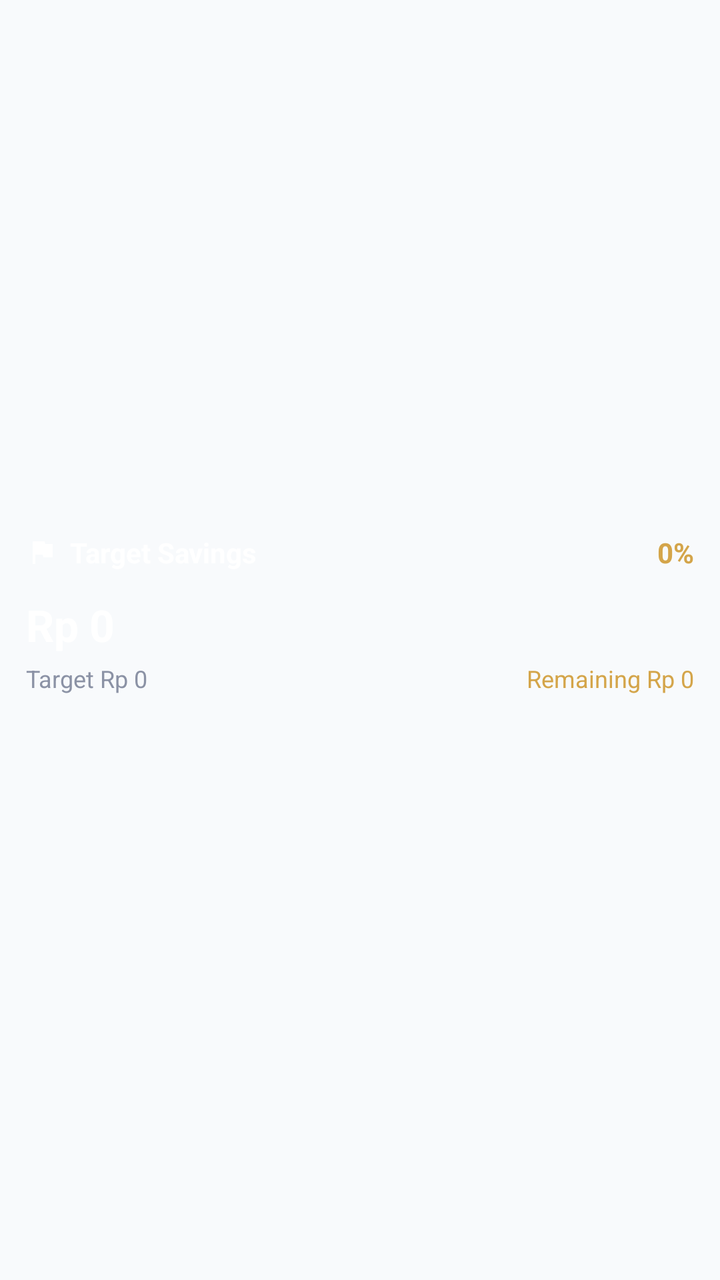
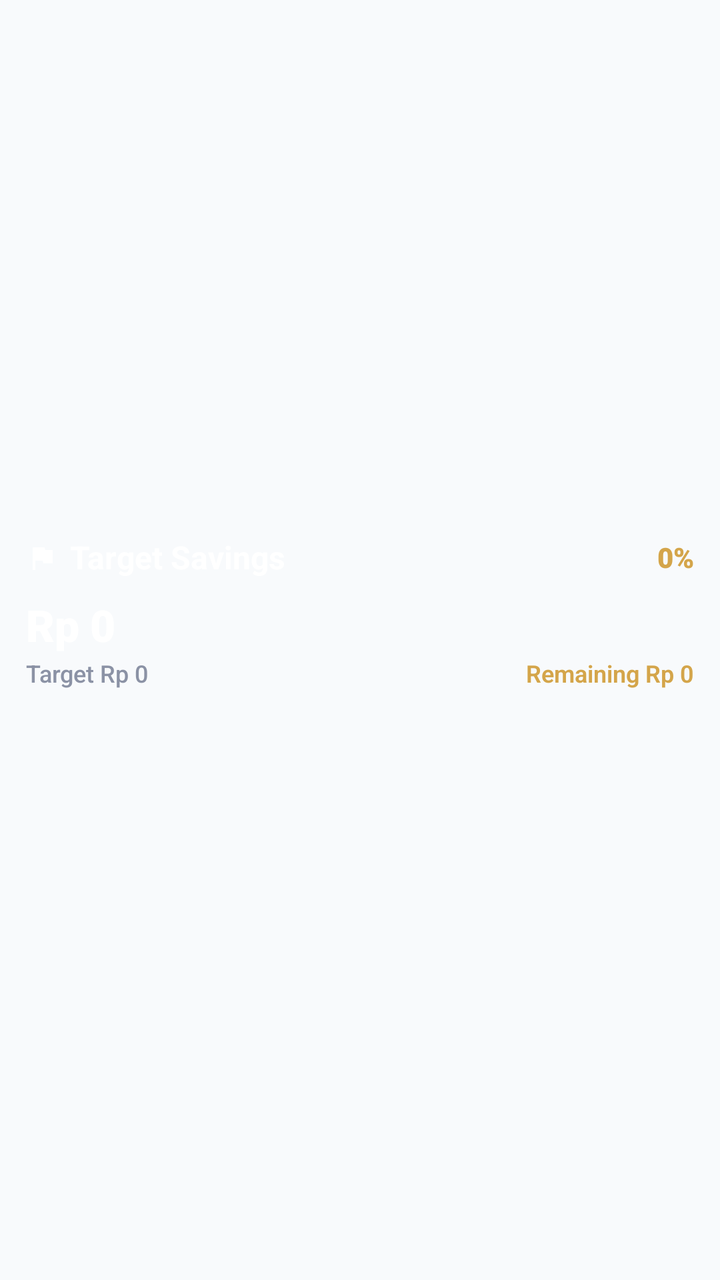

Compare the two renders of this Android layout. The source of the first and the diff that turns it into the second are given below.
<!-- AndroidManifest.xml: application theme Theme.BuckManager -->
<!-- res/layout/widget_goal_layout.xml -->
<?xml version="1.0" encoding="utf-8"?>
<FrameLayout xmlns:android="http://schemas.android.com/apk/res/android"
    android:id="@+id/widget_root"
    android:layout_width="match_parent"
    android:layout_height="match_parent">

    <ImageView
        android:id="@+id/widget_bg_image"
        android:layout_width="match_parent"
        android:layout_height="match_parent"
        android:scaleType="centerCrop"
        android:contentDescription="@null" />

    <RelativeLayout
        android:id="@+id/widget_content_container"
        android:layout_width="match_parent"
        android:layout_height="match_parent"
        android:padding="13dp">

        <LinearLayout
            android:layout_width="match_parent"
            android:layout_height="wrap_content"
            android:layout_centerInParent="true"
            android:orientation="vertical">

            <LinearLayout
                android:id="@+id/widget_header_row"
                android:layout_width="match_parent"
                android:layout_height="wrap_content"
                android:orientation="horizontal"
                android:gravity="center_vertical">

                <ImageView
                    android:id="@+id/widget_title_icon"
                    android:layout_width="16dp"
                    android:layout_height="16dp"
                    android:layout_marginEnd="6dp"
                    android:src="@drawable/ic_flag"
                    android:contentDescription="@null" />

                <TextView
                    android:id="@+id/widget_title"
                    android:layout_width="0dp"
                    android:layout_weight="1"
                    android:layout_height="wrap_content"
                    android:text="Target Savings"
                    android:textColor="#FFFFFF"
                    android:textSize="14sp"
                    android:textStyle="bold"
                    android:singleLine="true" />

                <TextView
                    android:id="@+id/widget_percentage"
                    android:layout_width="wrap_content"
                    android:layout_height="wrap_content"
                    android:text="0%"
                    android:textColor="#D4A54A"
                    android:textSize="14sp"
                    android:textStyle="bold" />
            </LinearLayout>

            <TextView
                android:id="@+id/widget_current_amount"
                android:layout_width="match_parent"
                android:layout_height="wrap_content"
                android:layout_marginTop="12dp"
                android:text="Rp 0"
                android:textColor="#FFFFFF"
                android:textSize="22sp"
                android:textStyle="bold"
                android:maxLines="1"
                android:ellipsize="end" />

            <LinearLayout
                android:id="@+id/widget_amount_row"
                android:layout_width="match_parent"
                android:layout_height="wrap_content"
                android:layout_marginTop="4dp"
                android:orientation="horizontal"
                android:gravity="center_vertical">

                <TextView
                    android:id="@+id/widget_target_amount"
                    android:layout_width="0dp"
                    android:layout_height="wrap_content"
                    android:layout_weight="1"
                    android:layout_marginEnd="8dp"
                    android:text="Target Rp 0"
                    android:textColor="#8B92A5"
                    android:textSize="12sp"
                    android:maxLines="1"
                    android:ellipsize="end" />

                <TextView
                    android:id="@+id/widget_remaining"
                    android:layout_width="wrap_content"
                    android:layout_height="wrap_content"
                    android:text="Remaining Rp 0"
                    android:textColor="#D4A54A"
                    android:textSize="12sp"
                    android:gravity="end"
                    android:maxLines="1"
                    android:ellipsize="end" />
            </LinearLayout>

            <ImageView
                android:id="@+id/widget_progress_image"
                android:layout_width="match_parent"
                android:layout_height="10dp"
                android:layout_marginTop="16dp"
                android:scaleType="fitXY"
                android:contentDescription="@null" />
        </LinearLayout>

    </RelativeLayout>
</FrameLayout>
<!-- resources referenced by this layout -->
<resources>
  <!-- drawable ic_flag (drawable) -->
  <vector xmlns:android="http://schemas.android.com/apk/res/android"
      android:width="24dp"
      android:height="24dp"
      android:viewportWidth="24"
      android:viewportHeight="24">
    <path
        android:fillColor="@android:color/white"
        android:pathData="M14.4,6L14,4H5v17h2v-7h5.6l0.4,2h7V6H14.4z"/>
  </vector>
  <style name="Theme.BuckManager" parent="android:Theme.Material.Light.NoActionBar">
          <item name="android:windowBackground">#FFF8FAFC</item>
          <item name="android:statusBarColor">@android:color/transparent</item>
          <item name="android:navigationBarColor">@android:color/transparent</item>
          <item name="android:windowDrawsSystemBarBackgrounds">true</item>
      </style>
</resources>

<!-- the commit's change to res/layout/widget_goal_layout.xml (unified diff, before → after) -->
@@ -8,7 +8,7 @@
         android:id="@+id/widget_bg_image"
         android:layout_width="match_parent"
         android:layout_height="match_parent"
-        android:scaleType="centerCrop"
+        android:scaleType="fitXY"
         android:contentDescription="@null" />
 
     <RelativeLayout
@@ -45,8 +45,11 @@
                     android:layout_height="wrap_content"
                     android:text="Target Savings"
                     android:textColor="#FFFFFF"
-                    android:textSize="14sp"
+                    android:textSize="16sp"
                     android:textStyle="bold"
+                    android:fontFamily="sans-serif"
+                    android:textFontWeight="700"
+                    android:includeFontPadding="false"
                     android:singleLine="true" />
 
                 <TextView
@@ -56,7 +59,9 @@
                     android:text="0%"
                     android:textColor="#D4A54A"
                     android:textSize="14sp"
-                    android:textStyle="bold" />
+                    android:fontFamily="sans-serif-black"
+                    android:textFontWeight="900"
+                    android:includeFontPadding="false" />
             </LinearLayout>
 
             <TextView
@@ -67,7 +72,9 @@
                 android:text="Rp 0"
                 android:textColor="#FFFFFF"
                 android:textSize="22sp"
-                android:textStyle="bold"
+                android:fontFamily="sans-serif-black"
+                android:textFontWeight="900"
+                android:includeFontPadding="false"
                 android:maxLines="1"
                 android:ellipsize="end" />
 
@@ -88,6 +95,9 @@
                     android:text="Target Rp 0"
                     android:textColor="#8B92A5"
                     android:textSize="12sp"
+                    android:fontFamily="sans-serif-medium"
+                    android:textFontWeight="500"
+                    android:includeFontPadding="false"
                     android:maxLines="1"
                     android:ellipsize="end" />
 
@@ -98,6 +108,9 @@
                     android:text="Remaining Rp 0"
                     android:textColor="#D4A54A"
                     android:textSize="12sp"
+                    android:fontFamily="sans-serif-medium"
+                    android:textFontWeight="600"
+                    android:includeFontPadding="false"
                     android:gravity="end"
                     android:maxLines="1"
                     android:ellipsize="end" />
